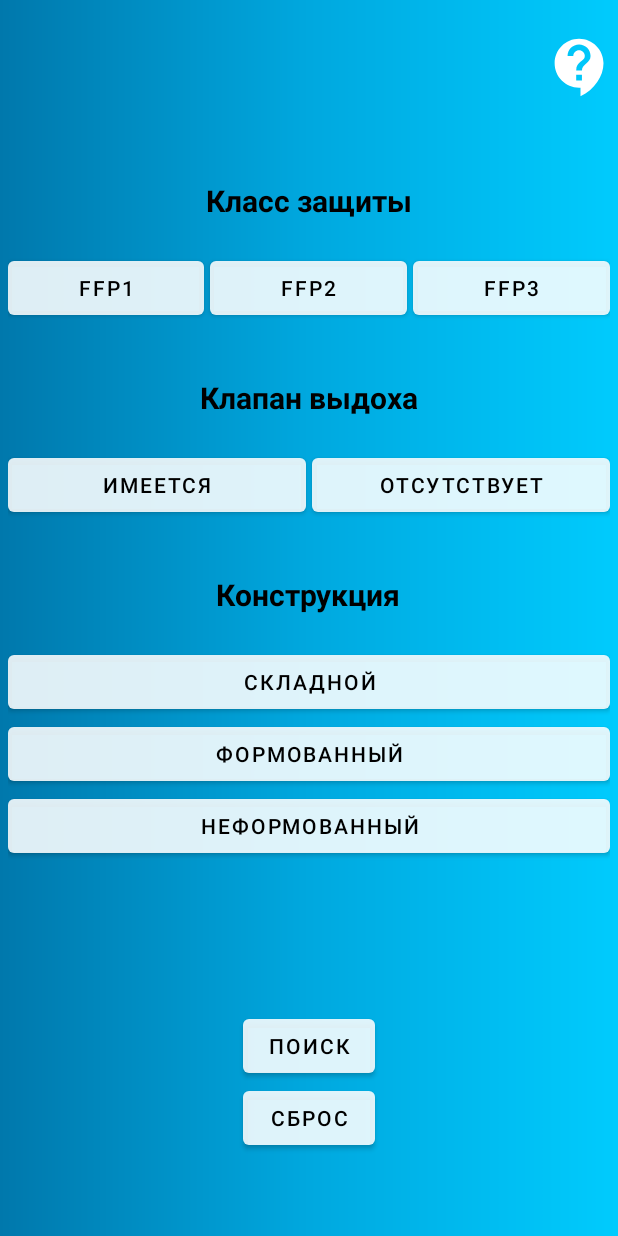
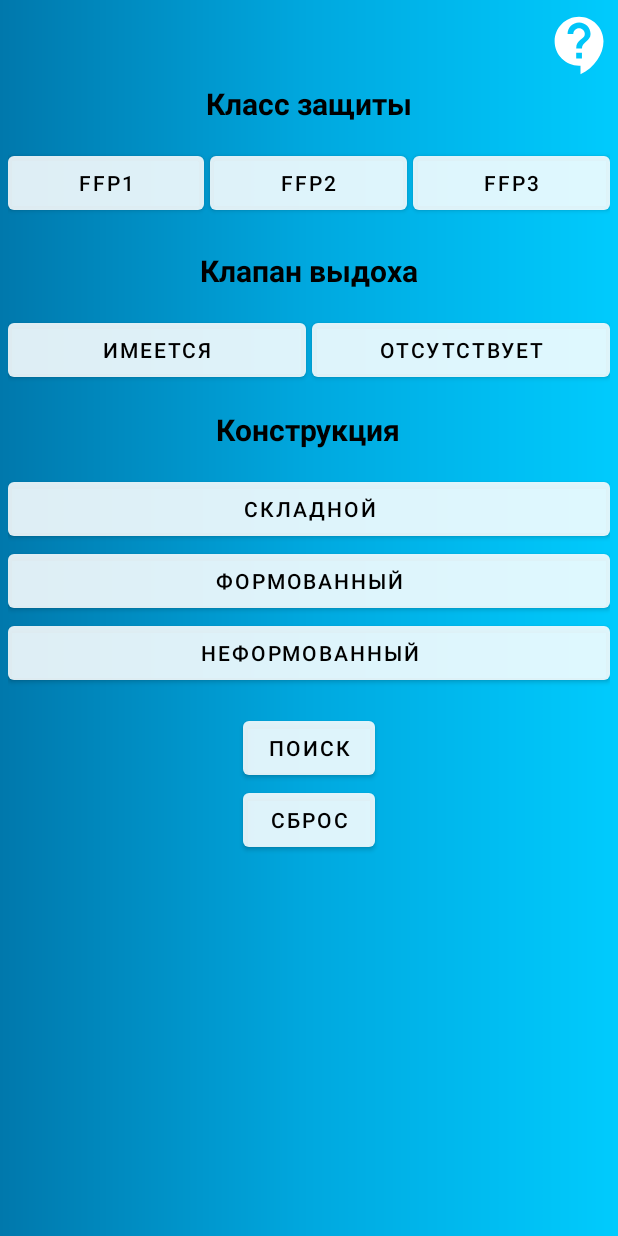
Before and after one commit to Mikhailmoor74/ChoseYourSiz, an Android app: the MainActivity screen opened directly, with no data from a screen before it, on a phone screen of 412 x 824 dp. Run offline under Robolectric (Android 15) with nearby library versions, the phone set to English and light mode, and no system bars; our stand-ins replace Room's generated code.

Commit message:
comlpete design + new positions in DB

```diff
--- /dev/null
+++ b/app/src/main/res/layout-normal/activity_main.xml
@@ -0,0 +1,223 @@
+<?xml version="1.0" encoding="utf-8"?>
+<RelativeLayout xmlns:android="http://schemas.android.com/apk/res/android"
+    xmlns:app="http://schemas.android.com/apk/res-auto"
+    xmlns:tools="http://schemas.android.com/tools"
+    android:layout_width="match_parent"
+    android:layout_height="match_parent"
+    android:background="@drawable/backgroundmainactivity"
+    tools:context=".MainActivity">
+
+    <LinearLayout
+        android:layout_width="match_parent"
+        android:layout_height="wrap_content"
+        android:layout_centerHorizontal="true"
+        android:layout_marginTop="5dp"
+        android:id="@+id/titleLine"
+        android:gravity="end"
+        android:orientation="horizontal">
+
+        <ImageView
+            android:id="@+id/questionImageView"
+            android:layout_width="wrap_content"
+            android:layout_height="wrap_content"
+            android:src="@drawable/ic_stat_name"
+            android:onClick="startDialog">
+
+        </ImageView>
+
+    </LinearLayout>
+    <LinearLayout
+        android:layout_width="wrap_content"
+        android:layout_height="wrap_content"
+        android:layout_centerHorizontal="true"
+        android:id="@+id/defendClassLine"
+        android:layout_below="@id/titleLine"
+        android:layout_marginTop="0dp">
+
+        <TextView
+            android:layout_width="wrap_content"
+            android:layout_height="wrap_content"
+            android:text="@string/defendClass"
+            android:textStyle="bold"
+            android:textColor="@android:color/black"
+            android:textSize="20sp">
+
+        </TextView>
+    </LinearLayout>
+
+    <LinearLayout
+        android:id="@+id/defendButtonsLine"
+        android:layout_width="match_parent"
+        android:layout_height="wrap_content"
+        android:layout_below="@id/defendClassLine"
+        android:layout_marginTop="10dp"
+        android:padding="5dp">
+
+        <Button
+            android:id="@+id/ffp1Button"
+            android:layout_width="wrap_content"
+            android:layout_height="wrap_content"
+            android:layout_weight="1"
+            android:layout_marginEnd="4dp"
+            android:text="FFP1">
+
+        </Button>
+
+        <Button
+            android:id="@+id/ffp2Button"
+            android:layout_width="wrap_content"
+            android:layout_height="wrap_content"
+            android:layout_weight="1"
+            android:layout_marginEnd="4dp"
+            android:text="FFP2">
+
+        </Button>
+
+        <Button
+            android:id="@+id/ffp3Button"
+            android:layout_width="wrap_content"
+            android:layout_height="wrap_content"
+            android:layout_weight="1"
+            android:text="FFP3">
+
+        </Button>
+
+    </LinearLayout>
+
+    <LinearLayout
+        android:layout_width="wrap_content"
+        android:layout_height="wrap_content"
+        android:id="@+id/clapanLine"
+        android:layout_below="@id/defendButtonsLine"
+        android:layout_centerHorizontal="true"
+        android:layout_marginTop="15dp">
+        <TextView
+            android:layout_width="wrap_content"
+            android:layout_height="wrap_content"
+            android:text="@string/clapan"
+            android:textStyle="bold"
+            android:textColor="@android:color/black"
+            android:textSize="20sp">
+
+        </TextView>
+    </LinearLayout>
+
+    <LinearLayout
+        android:id="@+id/clapanButtonsLine"
+        android:layout_width="match_parent"
+        android:layout_height="wrap_content"
+        android:layout_below="@id/clapanLine"
+        android:layout_marginTop="10dp"
+        android:padding="5dp">
+
+        <Button
+            android:id="@+id/yesButton"
+            android:layout_width="match_parent"
+            android:layout_height="wrap_content"
+            android:layout_weight="1"
+            android:layout_marginEnd="2dp"
+            android:text="Имеется">
+
+        </Button>
+
+        <Button
+            android:id="@+id/noButton"
+            android:layout_width="match_parent"
+            android:layout_height="wrap_content"
+            android:layout_weight="1"
+            android:layout_marginStart="2dp"
+            android:text="Отсутствует">
+
+        </Button>
+
+    </LinearLayout>
+
+    <LinearLayout
+        android:layout_width="wrap_content"
+        android:layout_height="wrap_content"
+        android:id="@+id/constructionLine"
+        android:layout_below="@id/clapanButtonsLine"
+        android:layout_centerHorizontal="true"
+        android:layout_marginTop="10dp">
+
+        <TextView
+            android:layout_width="wrap_content"
+            android:layout_height="wrap_content"
+            android:textStyle="bold"
+            android:textColor="@android:color/black"
+            android:textSize="20sp"
+            android:text="Конструкция">
+
+        </TextView>
+
+    </LinearLayout>
+
+    <LinearLayout
+        android:id="@+id/constructionButtons"
+        android:layout_width="match_parent"
+        android:layout_height="wrap_content"
+        android:layout_below="@id/constructionLine"
+        android:layout_marginTop="10dp"
+        android:orientation="vertical"
+        android:padding="5dp">
+
+        <Button
+            android:id="@+id/skladnoiButton"
+            android:layout_width="match_parent"
+            android:layout_height="wrap_content"
+            android:layout_gravity="center_horizontal"
+            android:text="Складной">
+
+        </Button>
+
+        <Button
+            android:id="@+id/formovoiButton"
+            android:layout_width="match_parent"
+            android:layout_height="wrap_content"
+            android:layout_gravity="center_horizontal"
+            android:text="Формованный">
+
+        </Button>
+
+        <Button
+            android:id="@+id/neformovoiButton"
+            android:layout_width="match_parent"
+            android:layout_height="wrap_content"
+            android:layout_gravity="center_horizontal"
+            android:text="Неформованный">
+
+        </Button>
+
+    </LinearLayout>
+
+    <LinearLayout
+        android:id="@+id/searchLine"
+        android:layout_width="match_parent"
+        android:layout_height="wrap_content"
+        android:layout_below="@id/constructionButtons"
+        android:layout_marginTop="10dp"
+        android:orientation="vertical">
+
+        <Button
+            android:id="@+id/searchButton"
+            android:layout_width="wrap_content"
+            android:layout_height="wrap_content"
+            android:layout_gravity="center_horizontal"
+            android:text="Поиск">
+
+        </Button>
+
+        <Button
+            android:id="@+id/testing_button"
+            android:layout_width="wrap_content"
+            android:layout_height="wrap_content"
+            android:layout_gravity="center_horizontal"
+            android:onClick="startTest"
+            android:text="Сброс">
+
+        </Button>
+
+    </LinearLayout>
+
+
+</RelativeLayout>
```
Also changed, not shown: app/src/main/java/moor/foundation/choseyoursiz/SplashScreen.java (+19 -1 lines), app/src/main/res/layout-normal/activity_card.xml (added, +137 -0 lines), app/src/main/res/layout-normal/activity_splash_screen.xml (added, +50 -0 lines).
